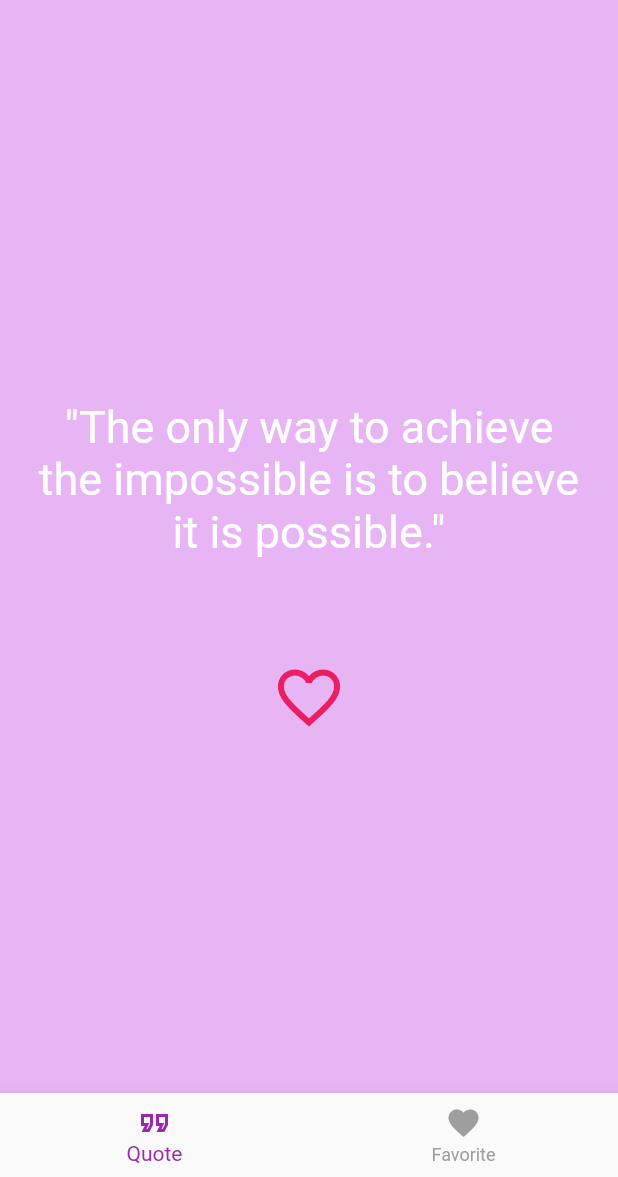
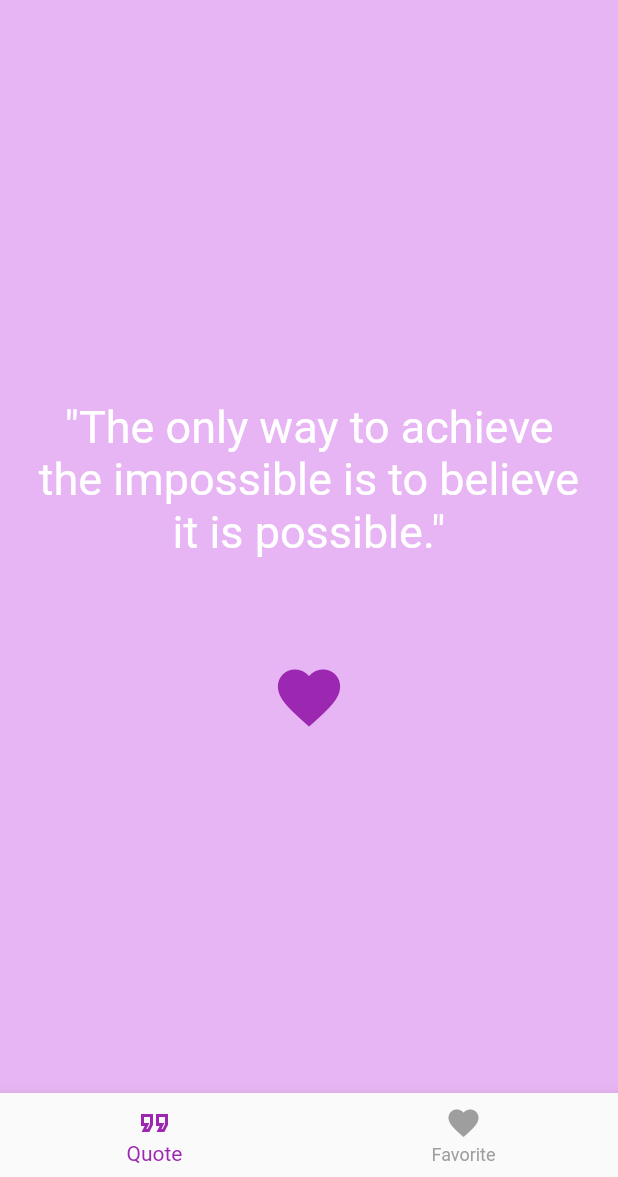
Before and after one commit to MiriamBaumgartner/ponder_points_app, a Flutter app: the screen it shows after launch, after a tap on the "favorite outline" icon, on a phone screen of 412 x 824 dp, the part 59-1236 px from its top. Run offline on Flutter 3.47's test engine with Material 2 defaults, Android fonts, the phone set to English and light mode, and no system bars.

Commit message:
create toggleFavorite and favoriteQuotes list

```diff
--- a/lib/bottom_navigation_screen.dart
+++ b/lib/bottom_navigation_screen.dart
@@ -3,7 +3,8 @@ import 'package:ponder_points_app/favorite_screen.dart';
 import 'package:ponder_points_app/quotes_screen.dart';
 
 class BottomNavigationScreen extends StatefulWidget {
-  const BottomNavigationScreen({super.key});
+  const BottomNavigationScreen(this.favoriteQuotes, {super.key});
+  final List<String> favoriteQuotes;
 
   @override
   State<BottomNavigationScreen> createState() => _BottomNavigationScreenState();
@@ -12,15 +13,23 @@ class BottomNavigationScreen extends StatefulWidget {
 class _BottomNavigationScreenState extends State<BottomNavigationScreen> {
   int selectedTab = 0;
 
-  List pages = [
-    const QuotesScreen(),
-    const FavoriteScreen(),
-  ];
+  List pages = [];
 
   void changeTab(int index) {
     setState(() {
       selectedTab = index;
     });
+  }
+
+  @override
+  void initState() {
+    pages = [
+      QuotesScreen(
+        favorites: widget.favoriteQuotes,
+      ),
+      FavoriteScreen(favorites: widget.favoriteQuotes),
+    ];
+    super.initState();
   }
 
   @override
--- a/lib/favorite_screen.dart
+++ b/lib/favorite_screen.dart
@@ -1,7 +1,11 @@
 import 'package:flutter/material.dart';
 
 class FavoriteScreen extends StatefulWidget {
-  const FavoriteScreen({super.key});
+  const FavoriteScreen({
+    required this.favorites,
+  });
+
+  final List<String> favorites;
 
   @override
   State<FavoriteScreen> createState() => _FavoriteScreenState();
@@ -10,9 +14,15 @@ class FavoriteScreen extends StatefulWidget {
 class _FavoriteScreenState extends State<FavoriteScreen> {
   @override
   Widget build(BuildContext context) {
-    return const Scaffold(
-      body: Center(
-        child: Text('Favorite Screen'),
+    return Scaffold(
+      body: ListView.builder(
+        itemCount: widget.favorites.length,
+        itemBuilder: (BuildContext context, int index) {
+          final favorite = widget.favorites[index];
+          return ListTile(
+            title: Text(favorite),
+          );
+        },
       ),
     );
   }
--- a/lib/main.dart
+++ b/lib/main.dart
@@ -4,17 +4,18 @@ import 'package:ponder_points_app/quotes_screen.dart';
 import 'bottom_navigation_screen.dart';
 
 void main() {
-  runApp(const MyApp());
+  runApp(MyApp());
 }
 
 class MyApp extends StatelessWidget {
-  const MyApp({super.key});
+  MyApp({super.key});
+  List<String> favoriteQuotes = [];
 
   @override
   Widget build(BuildContext context) {
-    return const MaterialApp(
+    return MaterialApp(
       title: 'Flutter Demo',
-      home: BottomNavigationScreen(),
+      home: BottomNavigationScreen(favoriteQuotes),
     );
   }
 }
--- a/lib/quotes_screen.dart
+++ b/lib/quotes_screen.dart
@@ -5,7 +5,10 @@ import 'package:flutter/material.dart';
 class QuotesScreen extends StatefulWidget {
   const QuotesScreen({
     super.key,
+    required this.favorites,
   });
+
+  final List<String> favorites;
 
   @override
   State<QuotesScreen> createState() => _QuotesScreenState();
@@ -20,8 +23,19 @@ class _QuotesScreenState extends State<QuotesScreen> {
     '"Dont be afraid to give up the good to go for the great."',
   ];
 
+  String currentQuote = '';
+
+  @override
+  void initState() {
+    currentQuote = getQuote();
+    // TODO: implement initState
+    super.initState();
+  }
+
   @override
   Widget build(BuildContext context) {
+    print(currentQuote);
+
     return Scaffold(
       backgroundColor: Color.fromARGB(255, 231, 181, 243),
       body: Center(
@@ -31,7 +45,7 @@ class _QuotesScreenState extends State<QuotesScreen> {
             Padding(
               padding: const EdgeInsets.all(20),
               child: Text(
-                getQuote(),
+                currentQuote,
                 textAlign: TextAlign.center,
                 style: const TextStyle(color: Colors.white, fontSize: 30),
               ),
@@ -41,10 +55,12 @@ class _QuotesScreenState extends State<QuotesScreen> {
               height: 40,
             ),
             IconButton(
-              onPressed: () {},
-              icon: Icon(Icons.favorite_border),
+              onPressed: () => toggleFavorite(currentQuote),
+              icon: Icon(widget.favorites.contains(currentQuote)
+                  ? Icons.favorite
+                  : Icons.favorite_border),
               iconSize: 50,
-              color: Colors.pink,
+              color: Colors.purple,
             ),
           ],
         ),
@@ -52,10 +68,20 @@ class _QuotesScreenState extends State<QuotesScreen> {
     );
   }
 
+  void toggleFavorite(String currentQuote) {
+    setState(() {
+      if (widget.favorites.contains(currentQuote)) {
+        widget.favorites.remove(currentQuote);
+      } else {
+        widget.favorites.add(currentQuote);
+      }
+    });
+  }
+
   String getQuote() {
     final _random = Random();
     final randomInt = _random.nextInt(quotes.length);
-    print(randomInt);
+
     var quote = quotes[randomInt];
     return quote;
   }
```
